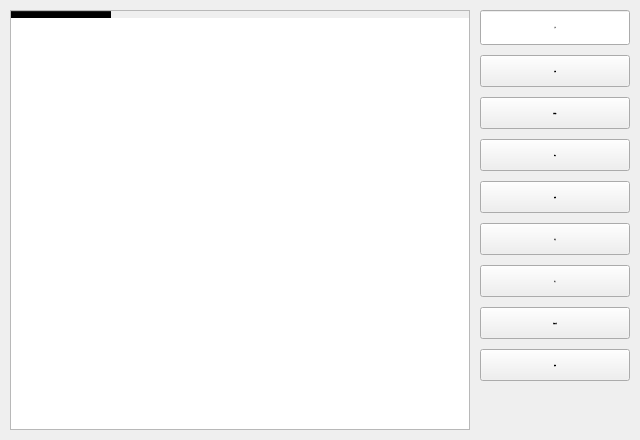
Before: the Qt Designer form source/ui/MacroUi.ui in ChiyukiGana/Quickinput, drawn with Qt 5.
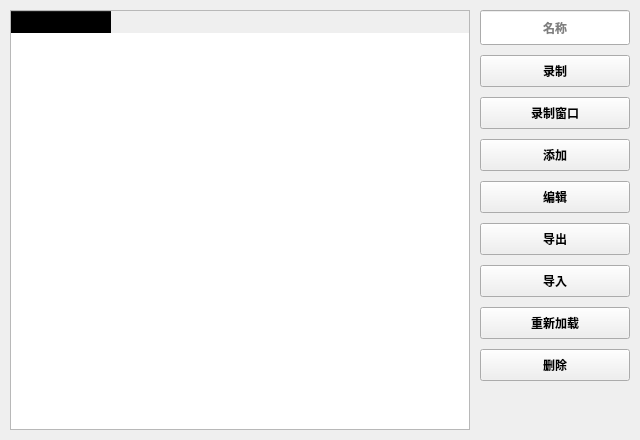
After: the same form once the commit is applied. Icons and pictures are not drawn.

The edit to the form file:
```diff
--- a/source/ui/MacroUi.ui
+++ b/source/ui/MacroUi.ui
@@ -31,9 +31,6 @@
   <property name="windowTitle">
    <string>Macro</string>
   </property>
-  <property name="styleSheet">
-   <string notr="true">*{color:black;border:none;outline:none;font-size:12px;font-family:&quot;Microsoft YaHei&quot;}QMainWindow,QDialog{border:1px solid gray}QMenu,QToolTip,QLineEdit,QTextEdit,QKeyEdit,QCheckBox::indicator,QRadioButton::indicator,QHeaderView,QHeaderView::section,QTableWidget,QTableWidget QTableCornerButton::section,QComboBox,QComboBox QAbstractItemView{background-color:white}QPushButton,QTabBar::tab,QTabBar::tab:first,QTabBar::tab:last,QToolBox::tab{background-color:#ADE}QCheckBox::indicator,QRadioButton::indicator{width:20px;height:20px}QComboBox{padding-left:3px}QMenu::item:selected,QPushButton:hover,QCheckBox::indicator:hover,QRadioButton::indicator:hover,QTableWidget::item:hover,QTabBar::tab:hover,QTabBar::tab:first:hover,QTabBar::tab:last:hover{background-color:#BEF;color:black}QTableWidget::item:selected{background-color:#CEF;color:black}QTabBar::tab:selected,QTabBar::tab:first:selected,QTabBar::tab:last:selected{background-color:#CEF;color:black}QCheckBox::indicator:checked,QRadioButton::indicator:checked{image:url(:/checked.png)}QPushButton:disabled,QCheckBox:disabled,QRadioButton:disabled{color:gray}#bnWndSelect,#bnPos,#bnColorRect,#bnImageRect,#bnImageShot{background-color:white}#titleWidget{background-color:white}#titleWidget *{font-size:14px}#clientWidget,QTabWidget&gt;QWidget,QToolBox&gt;QWidget{background-color:#CEF}</string>
-  </property>
   <layout class="QVBoxLayout" name="verticalLayout_2">
    <property name="spacing">
     <number>0</number>
@@ -99,7 +96,6 @@
           <property name="font">
            <font>
             <family>Microsoft YaHei</family>
-            <pointsize>-1</pointsize>
             <weight>75</weight>
             <bold>true</bold>
            </font>
@@ -160,7 +156,6 @@
             <property name="font">
              <font>
               <family>Microsoft YaHei</family>
-              <pointsize>-1</pointsize>
               <weight>75</weight>
               <bold>true</bold>
              </font>
@@ -205,7 +200,6 @@
             <property name="font">
              <font>
               <family>Microsoft YaHei</family>
-              <pointsize>-1</pointsize>
               <weight>75</weight>
               <bold>true</bold>
              </font>
@@ -238,7 +232,6 @@
             <property name="font">
              <font>
               <family>Microsoft YaHei</family>
-              <pointsize>-1</pointsize>
               <weight>75</weight>
               <bold>true</bold>
              </font>
@@ -271,7 +264,6 @@
             <property name="font">
              <font>
               <family>Microsoft YaHei</family>
-              <pointsize>-1</pointsize>
               <weight>75</weight>
               <bold>true</bold>
              </font>
@@ -304,7 +296,6 @@
             <property name="font">
              <font>
               <family>Microsoft YaHei</family>
-              <pointsize>-1</pointsize>
               <weight>75</weight>
               <bold>true</bold>
              </font>
@@ -337,7 +328,6 @@
             <property name="font">
              <font>
               <family>Microsoft YaHei</family>
-              <pointsize>-1</pointsize>
               <weight>75</weight>
               <bold>true</bold>
              </font>
@@ -370,7 +360,6 @@
             <property name="font">
              <font>
               <family>Microsoft YaHei</family>
-              <pointsize>-1</pointsize>
               <weight>75</weight>
               <bold>true</bold>
              </font>
@@ -403,7 +392,6 @@
             <property name="font">
              <font>
               <family>Microsoft YaHei</family>
-              <pointsize>-1</pointsize>
               <weight>75</weight>
               <bold>true</bold>
              </font>
@@ -436,7 +424,6 @@
             <property name="font">
              <font>
               <family>Microsoft YaHei</family>
-              <pointsize>-1</pointsize>
               <weight>75</weight>
               <bold>true</bold>
              </font>
```
